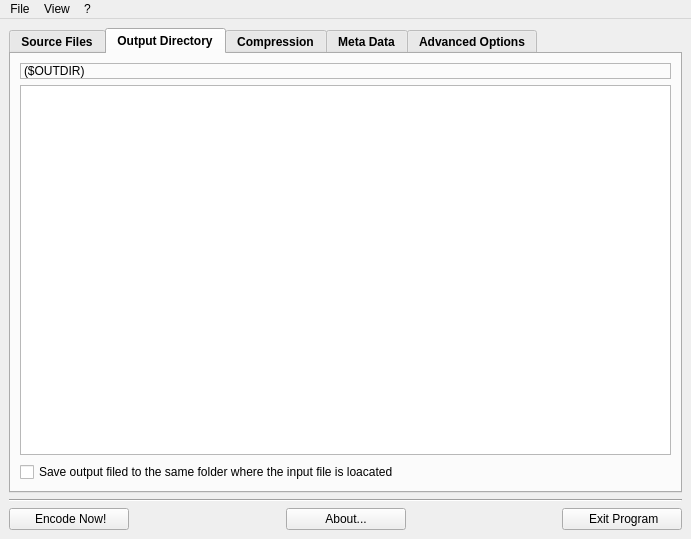
First picture: the form in LameXP_QT/gui/MainWindow.ui, repository manojkumardshenoy/mulder, before the edit.
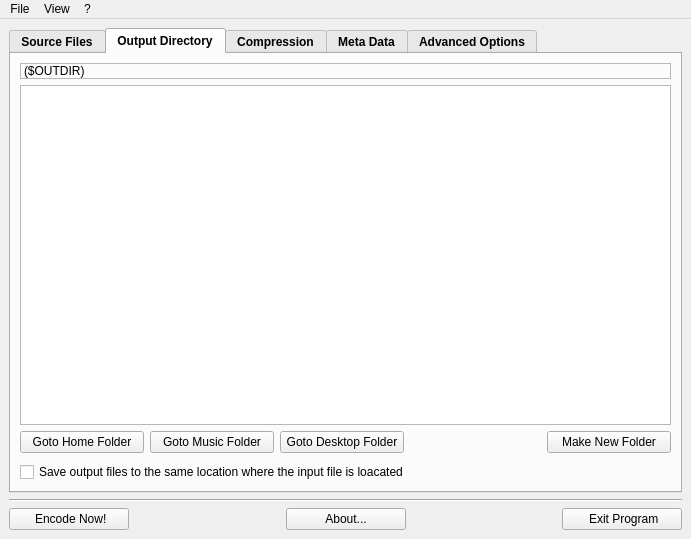
Second picture: the form after the edit. The open tabs and pages were chosen to show the change. Icons and pictures are not drawn.

```diff
--- a/LameXP_QT/gui/MainWindow.ui
+++ b/LameXP_QT/gui/MainWindow.ui
@@ -248,7 +248,96 @@
              </widget>
             </item>
             <item>
-             <widget class="QTreeView" name="outputFolderView"/>
+             <widget class="QTreeView" name="outputFolderView">
+              <property name="alternatingRowColors">
+               <bool>true</bool>
+              </property>
+             </widget>
+            </item>
+            <item>
+             <layout class="QHBoxLayout" name="horizontalLayout_3">
+              <item>
+               <widget class="QPushButton" name="buttonGotoHome">
+                <property name="minimumSize">
+                 <size>
+                  <width>124</width>
+                  <height>0</height>
+                 </size>
+                </property>
+                <property name="text">
+                 <string>Goto Home Folder</string>
+                </property>
+                <property name="icon">
+                 <iconset resource="../res/Icons.qrc">
+                  <normaloff>:/icons/house.png</normaloff>:/icons/house.png</iconset>
+                </property>
+               </widget>
+              </item>
+              <item>
+               <widget class="QPushButton" name="buttonGotoMusic">
+                <property name="minimumSize">
+                 <size>
+                  <width>124</width>
+                  <height>0</height>
+                 </size>
+                </property>
+                <property name="text">
+                 <string>Goto Music Folder</string>
+                </property>
+                <property name="icon">
+                 <iconset resource="../res/Icons.qrc">
+                  <normaloff>:/icons/music.png</normaloff>:/icons/music.png</iconset>
+                </property>
+               </widget>
+              </item>
+              <item>
+               <widget class="QPushButton" name="buttonGotoDesktop">
+                <property name="minimumSize">
+                 <size>
+                  <width>124</width>
+                  <height>0</height>
+                 </size>
+                </property>
+                <property name="text">
+                 <string>Goto Desktop Folder</string>
+                </property>
+                <property name="icon">
+                 <iconset resource="../res/Icons.qrc">
+                  <normaloff>:/icons/computer.png</normaloff>:/icons/computer.png</iconset>
+                </property>
+               </widget>
+              </item>
+              <item>
+               <spacer name="horizontalSpacer_6">
+                <property name="orientation">
+                 <enum>Qt::Horizontal</enum>
+                </property>
+                <property name="sizeHint" stdset="0">
+                 <size>
+                  <width>40</width>
+                  <height>20</height>
+                 </size>
+                </property>
+               </spacer>
+              </item>
+              <item>
+               <widget class="QPushButton" name="buttonMakeFolder">
+                <property name="minimumSize">
+                 <size>
+                  <width>124</width>
+                  <height>0</height>
+                 </size>
+                </property>
+                <property name="text">
+                 <string>Make New Folder</string>
+                </property>
+                <property name="icon">
+                 <iconset resource="../res/Icons.qrc">
+                  <normaloff>:/icons/folder_add.png</normaloff>:/icons/folder_add.png</iconset>
+                </property>
+               </widget>
+              </item>
+             </layout>
             </item>
             <item>
              <spacer name="verticalSpacer">
@@ -261,7 +350,7 @@
               <property name="sizeHint" stdset="0">
                <size>
                 <width>20</width>
-                <height>1</height>
+                <height>3</height>
                </size>
               </property>
              </spacer>
@@ -269,7 +358,7 @@
             <item>
              <widget class="QCheckBox" name="saveToSourceFolderCheckBox">
               <property name="text">
-               <string>Save output filed to the same folder where the input file is loacated</string>
+               <string>Save output files to the same location where the input file is loacated</string>
               </property>
              </widget>
             </item>
```
Left out of the diff: 136 changed lines with no effect on the pictures.
